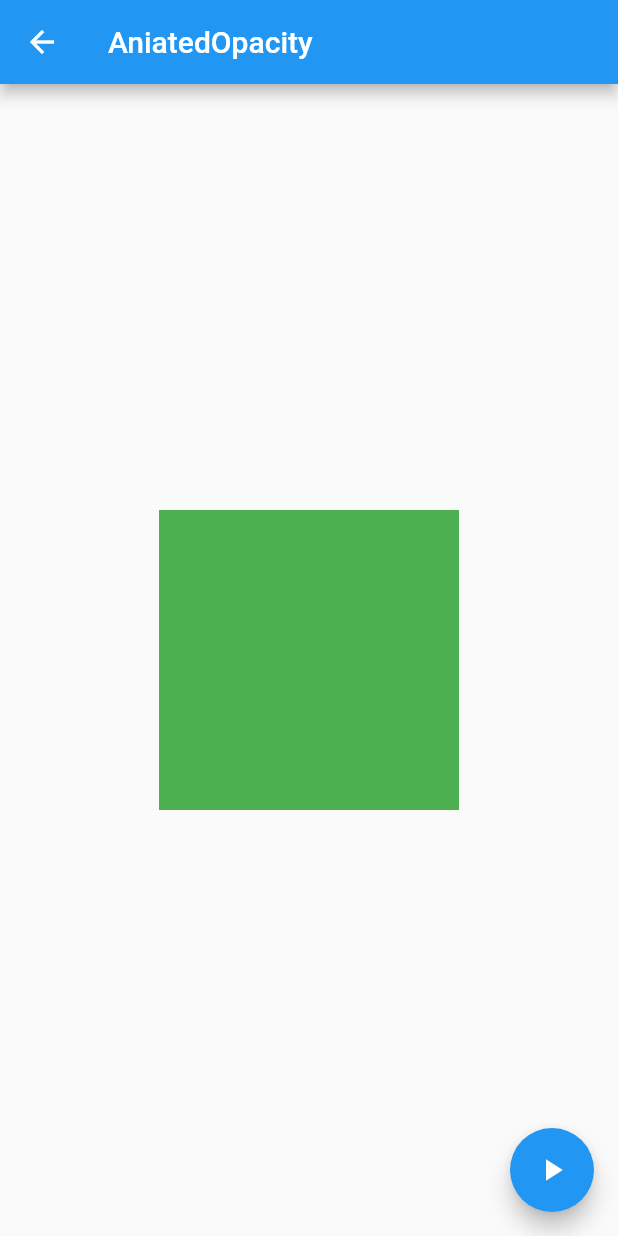
After one commit to Aqudi/Flutter-Cookbook, a Flutter app: the screen it shows after launch, in the side drawer, after a tap on "AnimatedOpacity", on a phone screen of 412 x 824 dp. The commit adds this screen. Run offline on Flutter 3.47's test engine with Material 2 defaults, Android fonts, the phone set to English and light mode, and no system bars; our stand-ins replace fluttertoast; network calls fail.

Commit message:
Create example of AnimatedOpacity

```diff
--- a/lib/main.dart
+++ b/lib/main.dart
@@ -1,5 +1,6 @@
 import 'package:flutter/material.dart';
 import 'package:flutterexamples/pages/MyAnimatedContainer.dart';
+import 'package:flutterexamples/pages/MyAnimatedOpacity.dart';
 import 'package:flutterexamples/pages/Navigator/pushNamed.dart';
 import 'package:flutterexamples/pages/Navigator/pushNamed_with_arguments.dart';
 import 'package:flutterexamples/pages/Navigator/push_pop.dart';
@@ -68,7 +69,7 @@ class HomePage extends StatelessWidget {
     PushNamedPage(),
     PushNamedWithArguments(),
     MyAnimatedContainer(),
-
+    MyAnimatedOpacity(),
   ];
 
   @override
@@ -164,6 +165,13 @@ class HomePage extends StatelessWidget {
               },
             ),
             ListTile(
+              title: Text('AnimatedOpacity'),
+              onTap: () {
+                Navigator.of(context).push(MaterialPageRoute(
+                    builder: (context) => _pages[5]));
+              },
+            ),
+            ListTile(
                 leading: Icon(Icons.close),
                 title: Text('Close drawer'),
                 onTap: () {
--- /dev/null
+++ b/lib/pages/MyAnimatedOpacity.dart
@@ -0,0 +1,38 @@
+import 'package:flutter/material.dart';
+
+class MyAnimatedOpacity extends StatefulWidget {
+  @override
+  _MyAnimatedOpacityState createState() => _MyAnimatedOpacityState();
+}
+
+class _MyAnimatedOpacityState extends State<MyAnimatedOpacity> {
+  bool _visible = true;
+
+  @override
+  Widget build(BuildContext context) {
+    return Scaffold(
+      appBar: AppBar(
+        title: Text('AniatedOpacity'),
+      ),
+      body: Center(
+        child: AnimatedOpacity(
+          opacity: _visible ? 1.0 : 0.0,
+          duration: Duration(milliseconds: 500),
+          child: Container(
+            width: 200,
+            height: 200,
+            color: Colors.green,
+          ),
+        ),
+      ),
+      floatingActionButton: FloatingActionButton(
+        child: Icon(Icons.play_arrow),
+        onPressed: () {
+          setState(() {
+            _visible = !_visible;
+          });
+        },
+      ),
+    );
+  }
+}
```
